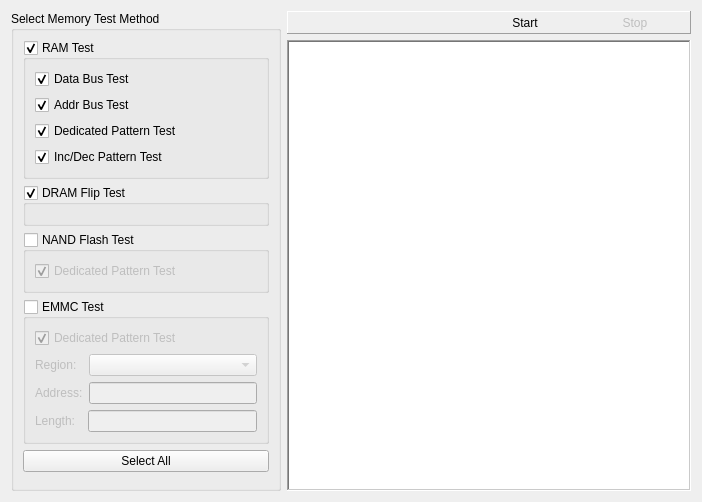
Above: UI/forms/TabWidget/MemoryTestWidget.ui from acontini/SP-Flash-Tool-src before the change. Below: the same form after it.
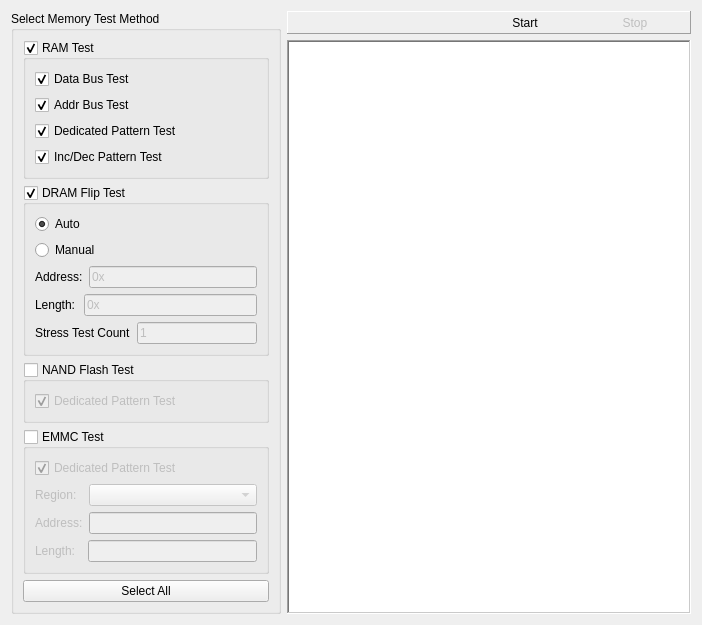
That is the form after the change. Icons and pictures are not drawn.

Patch:
```diff
--- a/UI/forms/TabWidget/MemoryTestWidget.ui
+++ b/UI/forms/TabWidget/MemoryTestWidget.ui
@@ -214,7 +214,118 @@
         <property name="checked">
          <bool>true</bool>
         </property>
-        <layout class="QGridLayout" name="gridLayout_5"/>
+        <layout class="QGridLayout" name="gridLayout_5">
+         <item row="0" column="0">
+          <widget class="QRadioButton" name="radioButton_dramtest_auto">
+           <property name="text">
+            <string>Auto</string>
+           </property>
+           <property name="checked">
+            <bool>true</bool>
+           </property>
+          </widget>
+         </item>
+         <item row="1" column="0">
+          <widget class="QRadioButton" name="radioButton_dramtest_manual">
+           <property name="text">
+            <string>Manual</string>
+           </property>
+          </widget>
+         </item>
+         <item row="2" column="0">
+          <layout class="QHBoxLayout" name="horizontalLayout_5">
+           <item>
+            <widget class="QLabel" name="label_dramtest_address">
+             <property name="sizePolicy">
+              <sizepolicy hsizetype="Fixed" vsizetype="Fixed">
+               <horstretch>0</horstretch>
+               <verstretch>0</verstretch>
+              </sizepolicy>
+             </property>
+             <property name="text">
+              <string>Address:</string>
+             </property>
+            </widget>
+           </item>
+           <item>
+            <widget class="QLineEdit" name="lineEdit_dramtest_address">
+             <property name="enabled">
+              <bool>false</bool>
+             </property>
+             <property name="sizePolicy">
+              <sizepolicy hsizetype="Expanding" vsizetype="Fixed">
+               <horstretch>0</horstretch>
+               <verstretch>0</verstretch>
+              </sizepolicy>
+             </property>
+             <property name="text">
+              <string>0x</string>
+             </property>
+            </widget>
+           </item>
+          </layout>
+         </item>
+         <item row="3" column="0">
+          <layout class="QHBoxLayout" name="horizontalLayout_6">
+           <property name="topMargin">
+            <number>0</number>
+           </property>
+           <item>
+            <widget class="QLabel" name="label_dramtest_length">
+             <property name="sizePolicy">
+              <sizepolicy hsizetype="Fixed" vsizetype="Fixed">
+               <horstretch>0</horstretch>
+               <verstretch>0</verstretch>
+              </sizepolicy>
+             </property>
+             <property name="minimumSize">
+              <size>
+               <width>43</width>
+               <height>13</height>
+              </size>
+             </property>
+             <property name="text">
+              <string>Length:</string>
+             </property>
+            </widget>
+           </item>
+           <item>
+            <widget class="QLineEdit" name="lineEdit_dramtest_length">
+             <property name="enabled">
+              <bool>false</bool>
+             </property>
+             <property name="text">
+              <string>0x</string>
+             </property>
+            </widget>
+           </item>
+          </layout>
+         </item>
+         <item row="4" column="0">
+          <layout class="QHBoxLayout" name="horizontalLayout_7">
+           <property name="topMargin">
+            <number>0</number>
+           </property>
+           <item>
+            <widget class="QLabel" name="label_dramtest_stresscount">
+             <property name="text">
+              <string>Stress Test Count</string>
+             </property>
+            </widget>
+           </item>
+           <item>
+            <widget class="QLineEdit" name="lineEdit_dramtest_stresscount">
+             <property name="enabled">
+              <bool>false</bool>
+             </property>
+             <property name="text">
+              <string>1</string>
+             </property>
+            </widget>
+           </item>
+          </layout>
+         </item>
+        </layout>
        </widget>
       </item>
       <item>
```
